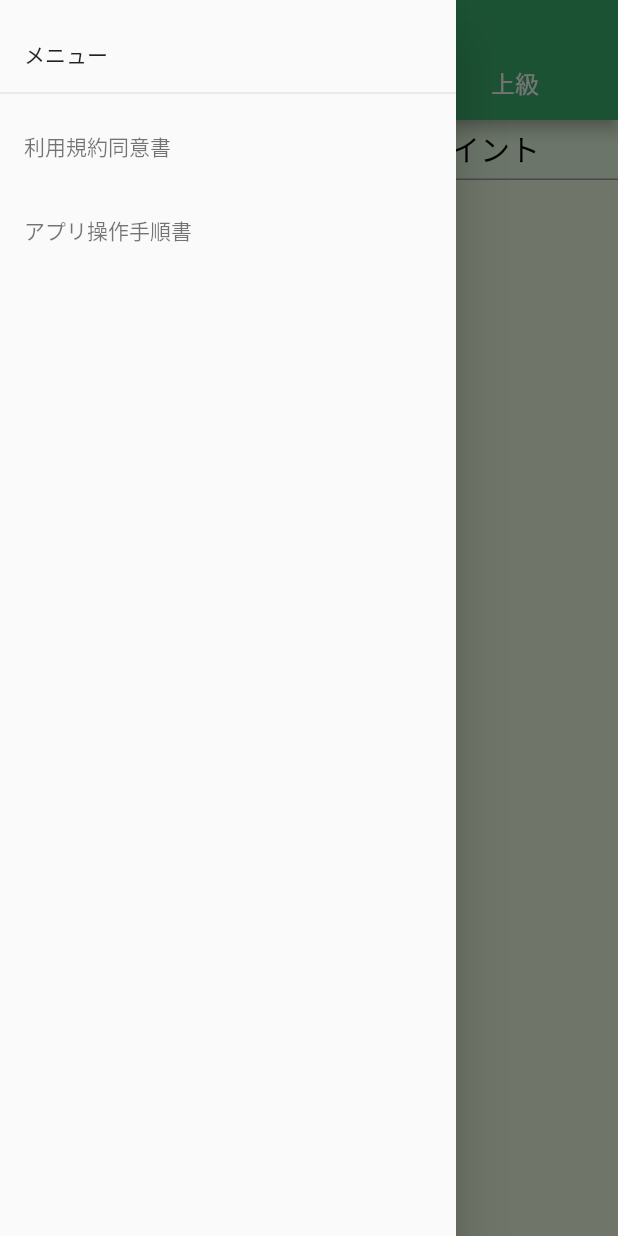
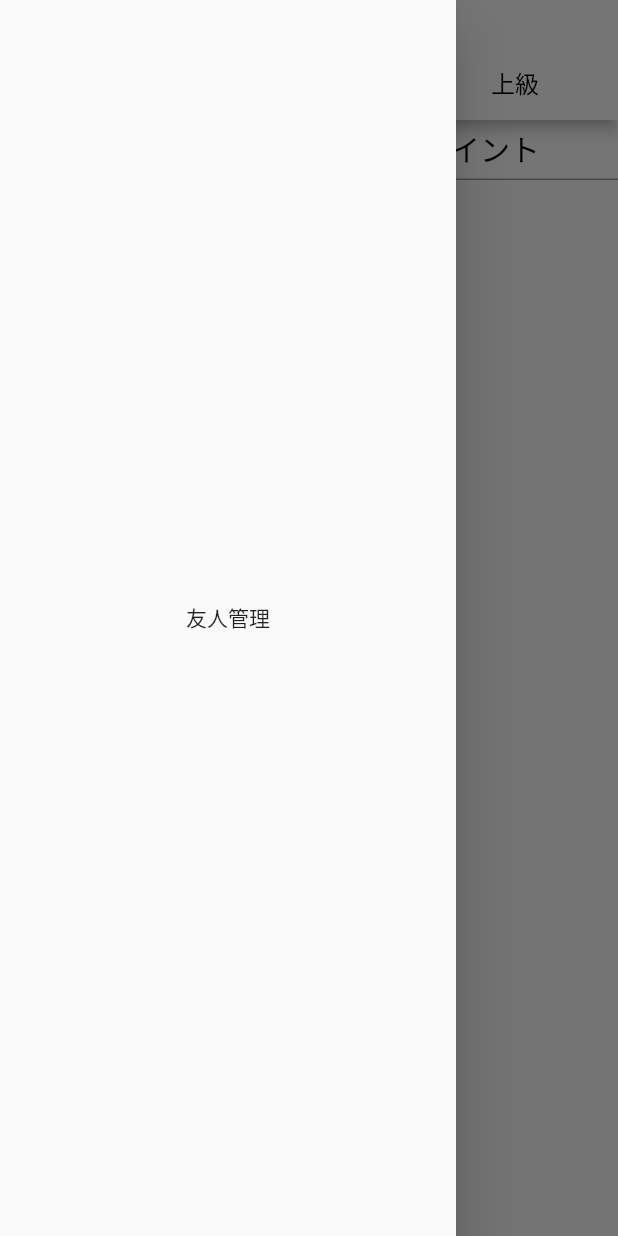
Before and after one commit to yusuke777777/TsuyosukeTennis, a Flutter app: the RankList screen opened directly, with the side drawer open, on a phone screen of 412 x 824 dp. Run offline on Flutter 3.47's test engine with Material 2 defaults, Android fonts, the phone set to English and light mode, and no system bars; our stand-ins replace bordered_text, cloud_firestore, firebase_auth, firebase_core, firebase_storage, flutter_slidable and 3 more; accounts and stored records are empty.

Commit message:
“ランクリストレイアウト修正”

```diff
--- a/lib/Page/RankList.dart
+++ b/lib/Page/RankList.dart
@@ -1,5 +1,6 @@
 import 'package:flutter/material.dart';
 
+import '../PropSetCofig.dart';
 import 'manSinglesRankList.dart';
 
 class RankList extends StatelessWidget {
@@ -41,6 +42,9 @@ class RankList extends StatelessWidget {
   }
 
   Widget build(BuildContext context) {
+    //必要コンフィグの初期化
+    HeaderConfig().init(context, "TSPランキング");
+    DrawerConfig().init(context);
     return DefaultTabController(
       initialIndex: _screen,
       length: _tab.length,
@@ -50,20 +54,14 @@ class RankList extends StatelessWidget {
             child: PreferredSize(
               preferredSize: Size.fromHeight(40.0),
               child: AppBar(
-                title: Text("TSPランキング",
-                    style: TextStyle(
-                      color: const Color(0xFFFFFFFF),
-                      fontSize: 18,
-                    )),
-                iconTheme: const IconThemeData(
-                  color: const Color(0xFFFFFFFF),
-                ),
-                backgroundColor: Color(0xFF3CB371),
+                backgroundColor: HeaderConfig.backGroundColor,
+                title: HeaderConfig.appBarText,
+                iconTheme: IconThemeData(color: Colors.black),
                 bottom: TabBar(
                   tabs: _tab,
-                  labelColor: const Color(0xFFFFFFFF),
-                  unselectedLabelColor: const Color(0xFFFFFFFF),
-                  indicatorColor: const Color(0xFFFFFFFF),
+                  labelColor: Colors.black,
+                  unselectedLabelColor: Colors.black,
+                  indicatorColor: Colors.black,
                 ),
               ),
             )),
@@ -74,27 +72,7 @@ class RankList extends StatelessWidget {
             manSinglesRankList("JyokyuRank")
           ],
         ),
-        drawer: Drawer(
-            child: ListView(
-              children: <Widget>[
-                Padding(padding: EdgeInsets.only(top: 10.0)),
-                Container(
-                  height: 60.0,
-                  child: DrawerHeader(
-                    child: Text("メニュー"),
-                    decoration: BoxDecoration(),
-                  ),
-                ),
-                ListTile(
-                  title: Text('利用規約同意書', style: TextStyle(color: Colors.black54)),
-                  // onTap: _manualURL,
-                ),
-                ListTile(
-                  title: Text('アプリ操作手順書', style: TextStyle(color: Colors.black54)),
-                  // onTap: _FAQURL,
-                )
-              ],
-            )),
+        drawer: DrawerConfig.drawer,
       ),
     );
   }
```
Also changed, not shown: lib/Page/manSinglesRankList.dart (+9 -10 lines).
